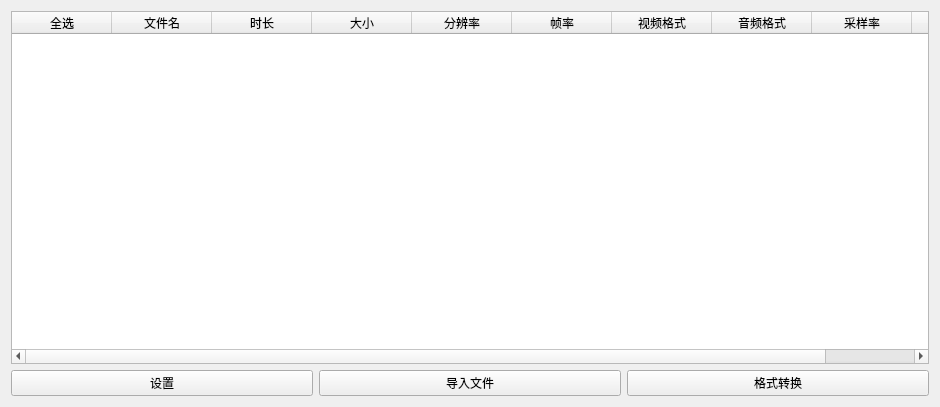
Old version of the form ui/workPage.ui in the repository yifeianyi/BsimpleHires.
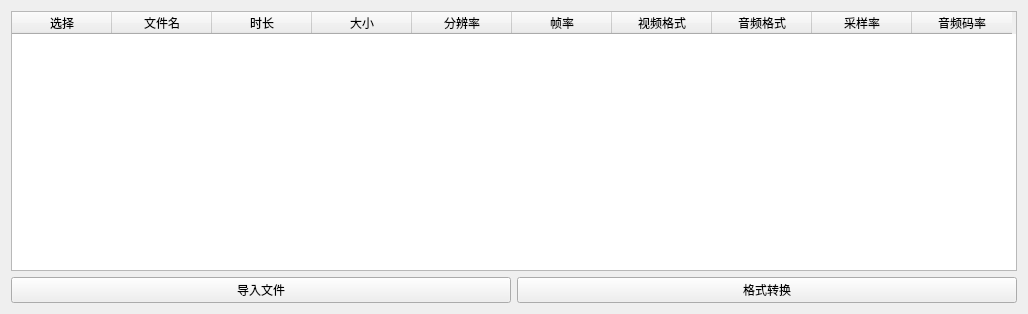
New version of the form.

The edit to the form file:
```diff
--- a/ui/workPage.ui
+++ b/ui/workPage.ui
@@ -6,19 +6,34 @@
    <rect>
     <x>0</x>
     <y>0</y>
-    <width>940</width>
-    <height>407</height>
+    <width>1028</width>
+    <height>314</height>
    </rect>
   </property>
+  <property name="maximumSize">
+   <size>
+    <width>1100</width>
+    <height>1000</height>
+   </size>
+  </property>
   <property name="windowTitle">
    <string>BHires</string>
   </property>
   <layout class="QVBoxLayout" name="verticalLayout">
    <item>
     <widget class="QTableWidget" name="tableWidget">
+     <property name="enabled">
+      <bool>true</bool>
+     </property>
+     <property name="maximumSize">
+      <size>
+       <width>1200</width>
+       <height>1000</height>
+      </size>
+     </property>
      <column>
       <property name="text">
-       <string>全选</string>
+       <string>选择</string>
       </property>
      </column>
      <column>
@@ -75,13 +90,6 @@
    </item>
    <item>
     <layout class="QHBoxLayout" name="horizontalLayout">
-     <item>
-      <widget class="QPushButton" name="SettingButton">
-       <property name="text">
-        <string>设置</string>
-       </property>
-      </widget>
-     </item>
      <item>
       <widget class="QPushButton" name="ImportButton">
        <property name="text">
```
